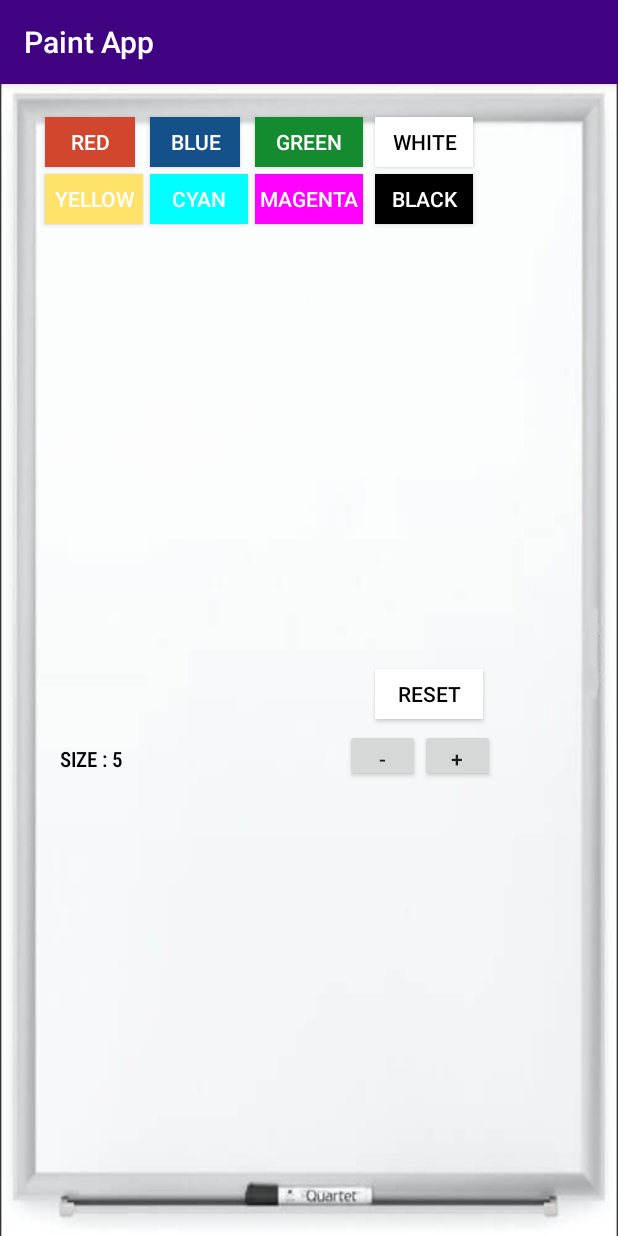
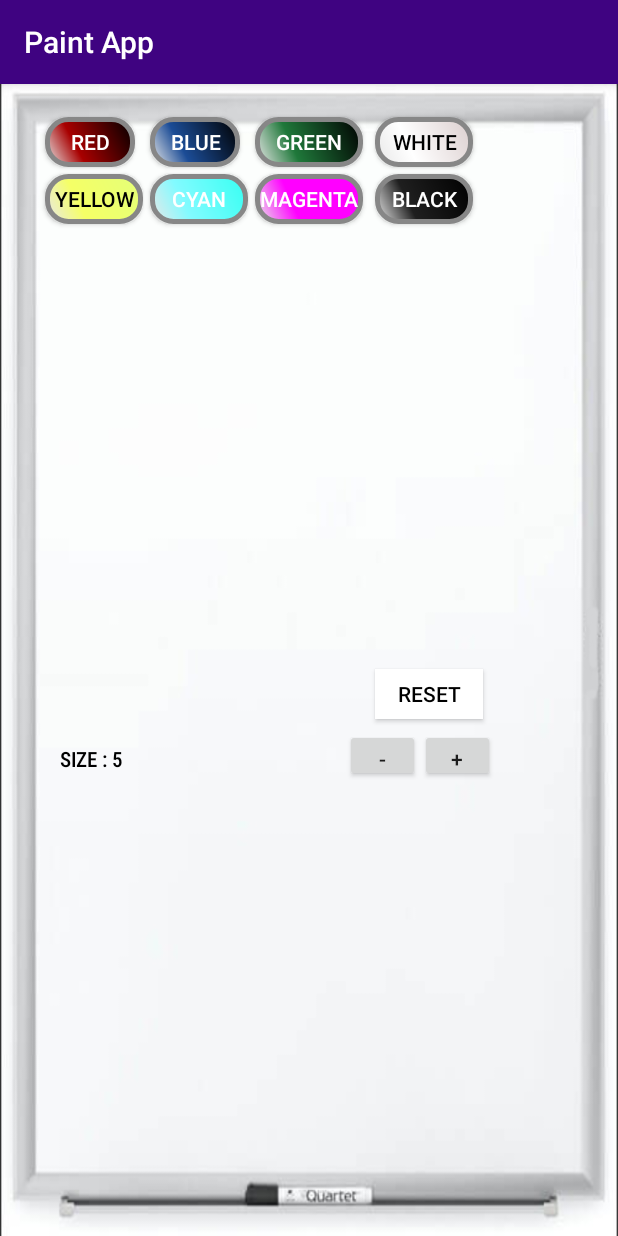
Before and after one commit to aliang30/CS441---Android-Project-2, an Android app: the screen it shows after launch (MainActivity), on a phone screen of 412 x 824 dp. Run offline under Robolectric (Android 15) with nearby library versions, the phone set to English and light mode, and no system bars.

Commit message:
Changed button design

```diff
--- a/app/src/main/res/drawable/button_background.xml
+++ b/app/src/main/res/drawable/button_background.xml
@@ -6,7 +6,7 @@
     <gradient
         android:angle="45"
         android:centerX="35%"
-        android:centerColor="#47A891"
+        android:centerColor="#A80000"
         android:startColor="#E8E8E8"
         android:endColor="#000000"
         android:type="linear"
--- /dev/null
+++ b/app/src/main/res/drawable/button_black.xml
@@ -0,0 +1,28 @@
+<?xml version="1.0" encoding="utf-8"?>
+<shape xmlns:android="http://schemas.android.com/apk/res/android" android:shape="rectangle" >
+    <corners
+        android:radius="14dp"
+        />
+    <gradient
+        android:angle="45"
+        android:centerX="35%"
+        android:centerColor="#1F1F1F"
+        android:startColor="#E8E8E8"
+        android:endColor="#000000"
+        android:type="linear"
+        />
+    <padding
+        android:left="0dp"
+        android:top="0dp"
+        android:right="0dp"
+        android:bottom="0dp"
+        />
+    <size
+        android:width="270dp"
+        android:height="60dp"
+        />
+    <stroke
+        android:width="3dp"
+        android:color="#878787"
+        />
+</shape>
--- /dev/null
+++ b/app/src/main/res/drawable/button_blue.xml
@@ -0,0 +1,28 @@
+<?xml version="1.0" encoding="utf-8"?>
+<shape xmlns:android="http://schemas.android.com/apk/res/android" android:shape="rectangle" >
+    <corners
+        android:radius="14dp"
+        />
+    <gradient
+        android:angle="45"
+        android:centerX="35%"
+        android:centerColor="#1B4C96"
+        android:startColor="#E8E8E8"
+        android:endColor="#000000"
+        android:type="linear"
+        />
+    <padding
+        android:left="0dp"
+        android:top="0dp"
+        android:right="0dp"
+        android:bottom="0dp"
+        />
+    <size
+        android:width="270dp"
+        android:height="60dp"
+        />
+    <stroke
+        android:width="3dp"
+        android:color="#878787"
+        />
+</shape>
--- /dev/null
+++ b/app/src/main/res/drawable/button_cyan.xml
@@ -0,0 +1,28 @@
+<?xml version="1.0" encoding="utf-8"?>
+<shape xmlns:android="http://schemas.android.com/apk/res/android" android:shape="rectangle" >
+    <corners
+        android:radius="14dp"
+        />
+    <gradient
+        android:angle="45"
+        android:centerX="35%"
+        android:centerColor="#82FBFF"
+        android:startColor="#E8E8E8"
+        android:endColor="#36FFF2"
+        android:type="linear"
+        />
+    <padding
+        android:left="0dp"
+        android:top="0dp"
+        android:right="0dp"
+        android:bottom="0dp"
+        />
+    <size
+        android:width="270dp"
+        android:height="60dp"
+        />
+    <stroke
+        android:width="3dp"
+        android:color="#878787"
+        />
+</shape>
--- /dev/null
+++ b/app/src/main/res/drawable/button_green.xml
@@ -0,0 +1,28 @@
+<?xml version="1.0" encoding="utf-8"?>
+<shape xmlns:android="http://schemas.android.com/apk/res/android" android:shape="rectangle" >
+    <corners
+        android:radius="14dp"
+        />
+    <gradient
+        android:angle="45"
+        android:centerX="35%"
+        android:centerColor="#1F783A"
+        android:startColor="#E8E8E8"
+        android:endColor="#000000"
+        android:type="linear"
+        />
+    <padding
+        android:left="0dp"
+        android:top="0dp"
+        android:right="0dp"
+        android:bottom="0dp"
+        />
+    <size
+        android:width="270dp"
+        android:height="60dp"
+        />
+    <stroke
+        android:width="3dp"
+        android:color="#878787"
+        />
+</shape>
--- /dev/null
+++ b/app/src/main/res/drawable/button_magenta.xml
@@ -0,0 +1,28 @@
+<?xml version="1.0" encoding="utf-8"?>
+<shape xmlns:android="http://schemas.android.com/apk/res/android" android:shape="rectangle" >
+    <corners
+        android:radius="14dp"
+        />
+    <gradient
+        android:angle="45"
+        android:centerX="35%"
+        android:centerColor="#FF00FF"
+        android:startColor="#E8E8E8"
+        android:endColor="#FF00FF"
+        android:type="linear"
+        />
+    <padding
+        android:left="0dp"
+        android:top="0dp"
+        android:right="0dp"
+        android:bottom="0dp"
+        />
+    <size
+        android:width="270dp"
+        android:height="60dp"
+        />
+    <stroke
+        android:width="3dp"
+        android:color="#878787"
+        />
+</shape>
--- /dev/null
+++ b/app/src/main/res/drawable/button_white.xml
@@ -0,0 +1,28 @@
+<?xml version="1.0" encoding="utf-8"?>
+<shape xmlns:android="http://schemas.android.com/apk/res/android" android:shape="rectangle" >
+    <corners
+        android:radius="14dp"
+        />
+    <gradient
+        android:angle="45"
+        android:centerX="35%"
+        android:centerColor="#FFFFFF"
+        android:startColor="#E8E8E8"
+        android:endColor="#DBCECE"
+        android:type="linear"
+        />
+    <padding
+        android:left="0dp"
+        android:top="0dp"
+        android:right="0dp"
+        android:bottom="0dp"
+        />
+    <size
+        android:width="270dp"
+        android:height="60dp"
+        />
+    <stroke
+        android:width="3dp"
+        android:color="#878787"
+        />
+</shape>
--- /dev/null
+++ b/app/src/main/res/drawable/button_yellow.xml
@@ -0,0 +1,28 @@
+<?xml version="1.0" encoding="utf-8"?>
+<shape xmlns:android="http://schemas.android.com/apk/res/android" android:shape="rectangle" >
+    <corners
+        android:radius="14dp"
+        />
+    <gradient
+        android:angle="45"
+        android:centerX="35%"
+        android:centerColor="#F5FF66"
+        android:startColor="#E8E8E8"
+        android:endColor="#E4FF78"
+        android:type="linear"
+        />
+    <padding
+        android:left="0dp"
+        android:top="0dp"
+        android:right="0dp"
+        android:bottom="0dp"
+        />
+    <size
+        android:width="270dp"
+        android:height="60dp"
+        />
+    <stroke
+        android:width="3dp"
+        android:color="#878787"
+        />
+</shape>
--- a/app/src/main/res/layout/activity_main.xml
+++ b/app/src/main/res/layout/activity_main.xml
@@ -13,7 +13,7 @@
         android:layout_height="33dp"
         android:layout_marginLeft="30dp"
         android:layout_marginTop="22dp"
-        android:background="#d1472e"
+        android:background="@drawable/button_background"
         android:text="RED"
         android:textColor="@android:color/white" />
 
@@ -23,7 +23,7 @@
         android:layout_height="33dp"
         android:layout_marginLeft="100dp"
         android:layout_marginTop="22dp"
-        android:background="#14518B"
+        android:background="@drawable/button_blue"
         android:textColor="@android:color/white"
         android:text="BLUE" />
 
@@ -33,7 +33,7 @@
         android:layout_height="33dp"
         android:layout_marginLeft="170dp"
         android:layout_marginTop="22dp"
-        android:background="#148B2E"
+        android:background="@drawable/button_green"
         android:textColor="@android:color/white"
         android:text="GREEN" />
 
@@ -43,7 +43,7 @@
         android:layout_height="33dp"
         android:layout_marginLeft="170dp"
         android:layout_marginTop="60dp"
-    android:background="#FF00FF"
+        android:background="@drawable/button_magenta"
         android:textColor="@android:color/white"
         android:text="MAGENTA" />
 
@@ -53,7 +53,7 @@
         android:layout_height="33dp"
         android:layout_marginLeft="100dp"
         android:layout_marginTop="60dp"
-        android:background="#00FFFF"
+        android:background="@drawable/button_cyan"
         android:textColor="@android:color/white"
         android:text="CYAN" />
 
@@ -63,8 +63,8 @@
         android:layout_height="33dp"
         android:layout_marginLeft="30dp"
         android:layout_marginTop="60dp"
-        android:background="#FFE269"
-        android:textColor="@android:color/white"
+        android:background="@drawable/button_yellow"
+        android:textColor="@android:color/black"
         android:text="YELLOW" />
 
     <Button
@@ -73,7 +73,7 @@
         android:layout_height="33dp"
         android:layout_marginLeft="250dp"
         android:layout_marginTop="22dp"
-        android:background="#FFFFFF"
+        android:background="@drawable/button_white"
         android:textColor="@android:color/black"
         android:text="WHITE" />
 
@@ -83,7 +83,7 @@
         android:layout_height="33dp"
         android:layout_marginLeft="250dp"
         android:layout_marginTop="60dp"
-        android:background="#000000"
+        android:background="@drawable/button_black"
         android:textColor="@android:color/white"
         android:text="BLACK" />
 
```
Also changed, not shown: 90 other files. Lines whose indentation alone changed are shown as unchanged.
